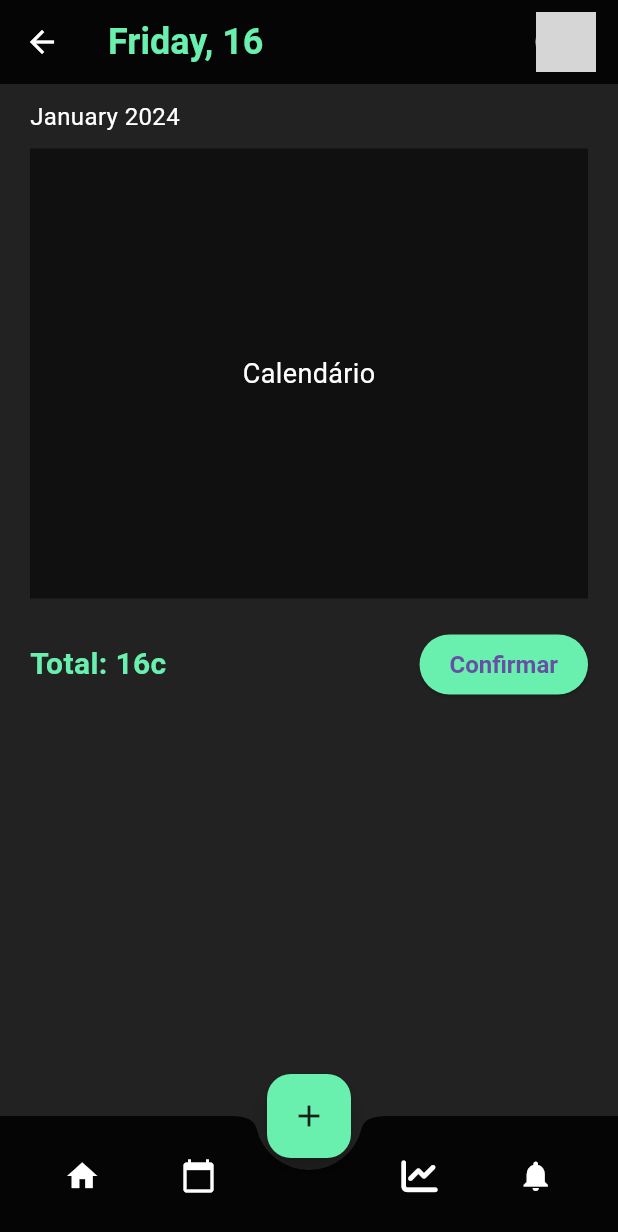
After one commit to Luiz-Tomasi/StudioApp, a Flutter app: the HomePage screen opened by its route, on a phone screen of 412 x 824 dp. The commit adds this screen. Shown: the top 1232 px of the screen. Run offline on Flutter 3.47's test engine with Material 3 defaults, Android fonts, the phone set to English and light mode, and no system bars; our stand-ins replace flutter_svg, font_awesome_flutter; grey boxes are pictures that could not be loaded.

Commit message:
add buy_credit_page and calendar_page

```diff
--- a/lib/main.dart
+++ b/lib/main.dart
@@ -1,4 +1,7 @@
 import 'package:flutter/material.dart';
+import 'package:my_app/pages/buy_credit_page.dart';
+import 'package:my_app/pages/calendar_page.dart';
+import 'package:my_app/pages/history_page.dart';
 import 'package:my_app/pages/intro_page.dart';
 import 'package:my_app/pages/login_page.dart';
 
@@ -16,6 +19,9 @@ class MyApp extends StatelessWidget {
       routes: {
         '/' : (context) => IntroPage(),
         '/login' : (context) => login_page(),
+        '/calendar' : (context) => HomePage(),
+        '/buy' : (context) => CreditPage(),
+        '/history' : (context) => HistoryPage()
       },
     );
   }
--- /dev/null
+++ b/lib/pages/calendar_page.dart
@@ -0,0 +1,117 @@
+import 'package:flutter/material.dart';
+import 'package:font_awesome_flutter/font_awesome_flutter.dart'; // Para os ícones
+
+class HomePage extends StatelessWidget {
+  @override
+  Widget build(BuildContext context) {
+    return Scaffold(
+      backgroundColor: Colors.black87,
+      appBar: AppBar(
+        backgroundColor: Colors.black87,
+        elevation: 0,
+        leading: IconButton(
+          icon: Icon(Icons.arrow_back, color: Colors.white),
+          onPressed: () {},
+        ),
+        actions: [
+          CircleAvatar(
+            backgroundImage: AssetImage('assets/user_avatar.jpg'),
+          ),
+          SizedBox(width: 15),
+        ],
+        title: Text(
+          'Friday, 16',
+          style: TextStyle(
+            color: Colors.greenAccent,
+            fontSize: 24,
+            fontWeight: FontWeight.bold,
+          ),
+        ),
+      ),
+      body: Padding(
+        padding: const EdgeInsets.symmetric(horizontal: 20.0),
+        child: Column(
+          crossAxisAlignment: CrossAxisAlignment.start,
+          children: [
+            SizedBox(height: 10),
+            Text(
+              'January 2024',
+              style: TextStyle(color: Colors.white, fontSize: 16),
+            ),
+            SizedBox(height: 10),
+            // Calendário (substituído por exemplo simples)
+            Container(
+              height: 300,
+              color: Colors.black54,
+              child: Center(
+                child: Text(
+                  "Calendário",
+                  style: TextStyle(color: Colors.white, fontSize: 18),
+                ),
+              ),
+            ),
+            SizedBox(height: 20),
+            Row(
+              mainAxisAlignment: MainAxisAlignment.spaceBetween,
+              children: [
+                Text(
+                  'Total: 16c',
+                  style: TextStyle(
+                    color: Colors.greenAccent,
+                    fontSize: 20,
+                    fontWeight: FontWeight.bold,
+                  ),
+                ),
+                ElevatedButton(
+                  onPressed: () {},
+                  style: ElevatedButton.styleFrom(
+                    backgroundColor: Colors.greenAccent,
+                    padding: EdgeInsets.symmetric(horizontal: 20, vertical: 10),
+                    textStyle: TextStyle(
+                      fontSize: 16,
+                      fontWeight: FontWeight.bold,
+                    ),
+                  ),
+                  child: Text('Confirmar'),
+                ),
+              ],
+            ),
+          ],
+        ),
+      ),
+      bottomNavigationBar: BottomAppBar(
+        color: Colors.black87,
+        shape: CircularNotchedRectangle(),
+        notchMargin: 8.0,
+        child: Row(
+          mainAxisAlignment: MainAxisAlignment.spaceAround,
+          children: [
+            IconButton(
+              icon: Icon(Icons.home, color: Colors.white),
+              onPressed: () {},
+            ),
+            IconButton(
+              icon: Icon(Icons.calendar_today, color: Colors.white),
+              onPressed: () {},
+            ),
+            SizedBox(width: 40), // Para o espaço do botão flutuante
+            IconButton(
+              icon: FaIcon(FontAwesomeIcons.chartLine, color: Colors.white),
+              onPressed: () {},
+            ),
+            IconButton(
+              icon: Icon(Icons.notifications, color: Colors.white),
+              onPressed: () {},
+            ),
+          ],
+        ),
+      ),
+      floatingActionButtonLocation: FloatingActionButtonLocation.centerDocked,
+      floatingActionButton: FloatingActionButton(
+        backgroundColor: Colors.greenAccent,
+        onPressed: () {},
+        child: Icon(Icons.add, color: Colors.black87),
+      ),
+    );
+  }
+}
```
Also changed, not shown: lib/components/creditCard.dart (added, +65 -0 lines), lib/pages/buy_credit_page.dart (added, +166 -0 lines), lib/pages/history_page.dart (added, +19 -0 lines).
